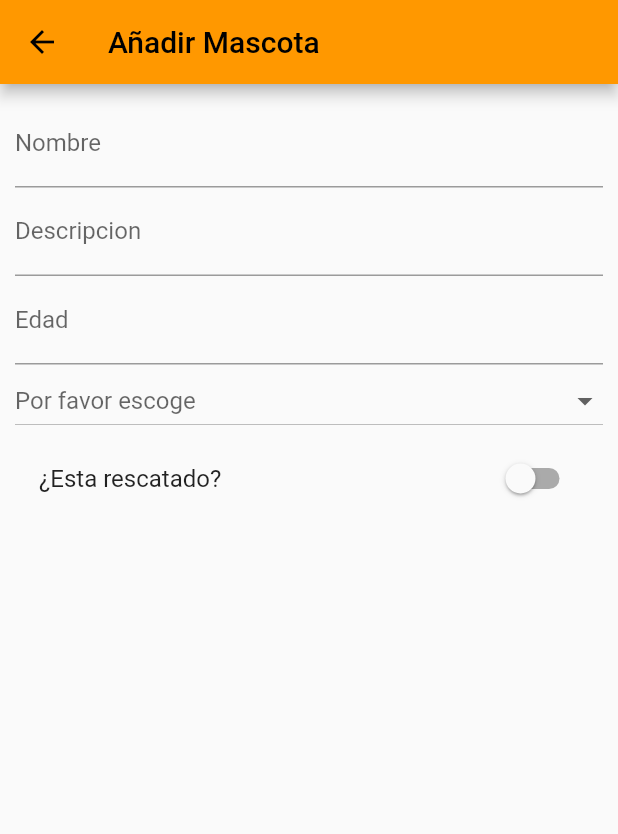
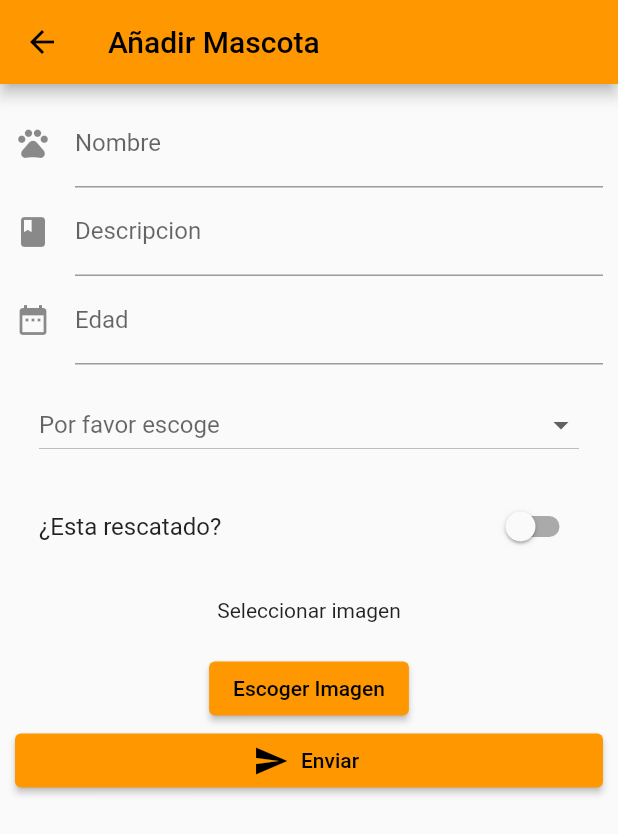
Before and after one commit to memoadian/curso_flutter_octubre, a Flutter app: the AddPetPage screen opened by its route, on a phone screen of 412 x 824 dp. Shown: the top 834 px of the screen. Run offline on Flutter 3.47's test engine with Material 2 defaults, Android fonts, the phone set to English and light mode, and no system bars; our stand-ins replace form_field_validator, image_picker; network calls fail.

Commit message:
actualización jueves

```diff
--- a/lib/routes/add_pet_page.dart
+++ b/lib/routes/add_pet_page.dart
@@ -1,4 +1,6 @@
+import 'dart:io';
 import 'package:flutter/material.dart';
+import 'package:form_field_validator/form_field_validator.dart';
 import 'package:image_picker/image_picker.dart';
 
 class AddPetPage extends StatelessWidget {
@@ -27,36 +29,60 @@ class _FormAddPetState extends State<FormAddPet> {
   String? _selectedType = "Por favor escoge";
   bool _rescue = false;
 
+  XFile? _imageFile;
+  ImagePicker _picker = ImagePicker();
+  dynamic _pickImageError;
+
+  GlobalKey<FormState> _formKey = GlobalKey();
+
   @override
   Widget build(BuildContext context) {
     return SingleChildScrollView(
       child: Form(
+        key: _formKey,
         child: Container(
           padding: const EdgeInsets.all(10),
           child: Column(
             children: [
               TextFormField(
+                validator: MultiValidator([
+                  RequiredValidator(
+                    errorText: "Este campo es requerido",
+                  ),
+                  MinLengthValidator(
+                    8,
+                    errorText: "Este campo debe ser un correo",
+                  ),
+                ]),
                 decoration: const InputDecoration(
+                  icon: Icon(Icons.pets),
                   hintText: "Nombre",
                   labelText: "Nombre",
                 ),
               ),
               TextFormField(
+                validator:
+                    RequiredValidator(errorText: "error campo necesario"),
                 keyboardType: TextInputType.multiline,
                 maxLines: null,
                 decoration: const InputDecoration(
+                  icon: Icon(Icons.book),
                   hintText: "Descripcion",
                   labelText: "Descripcion",
                 ),
               ),
               TextFormField(
+                validator: (v) => _validAge(v, "Edad no es numérica"),
                 keyboardType: TextInputType.number,
                 decoration: const InputDecoration(
+                  icon: Icon(Icons.date_range),
                   hintText: "Edad",
                   labelText: "Edad",
                 ),
               ),
-              DropdownButton(
+              Padding(
+                  padding: const EdgeInsets.all(16),
+                  child: DropdownButton(
                     hint: Text("$_selectedType"),
                     isExpanded: true,
                     onChanged: (String? value) {
@@ -72,7 +98,7 @@ class _FormAddPetState extends State<FormAddPet> {
                           ),
                         )
                         .toList(),
-              ),
+                  )),
               SwitchListTile(
                 title: const Text("¿Esta rescatado?"),
                 value: _rescue,
@@ -81,6 +107,15 @@ class _FormAddPetState extends State<FormAddPet> {
                     _rescue = value;
                   });
                 },
+              ),
+              _chooseImage(context),
+              SizedBox(
+                width: double.infinity,
+                child: ElevatedButton.icon(
+                  icon: const Icon(Icons.send),
+                  onPressed: () => _validateForm(),
+                  label: const Text("Enviar"),
+                ),
               )
             ],
           ),
@@ -88,4 +123,75 @@ class _FormAddPetState extends State<FormAddPet> {
       ),
     );
   }
+
+  String? _validAge(String? value, String message) {
+    //validar edad
+    String patttern = r'(^[0-9]+$)'; //usamos un regex para 2 digitos
+    RegExp regExp = RegExp(patttern); //instanciamos la clase
+    if (value!.isEmpty) {
+      //validamos primero si no esun input vacío
+      return message; //retornamos el mensaje personalizado
+    } else if (!regExp.hasMatch(value)) {
+      //validamos si el contenido hace match
+      return 'La edad debe ser un número'; //retornamos mensaje por defecto
+    } else {
+      //si todo está bien
+      return null; //retornamos null
     }
+  }
+
+  String? _validReq(String? v) {
+    return (v!.isEmpty) ? "Este campo es obligatorio" : null;
+  }
+
+  void _validateForm() {
+    _formKey.currentState?.validate();
+  }
+
+  Widget _imageDefault() {
+    return FutureBuilder<File>(
+      builder: (context, _) {
+        return Container(
+          padding: const EdgeInsets.all(20),
+          child: _imageFile == null
+              ? const Text("Seleccionar imagen")
+              : Image.file(
+                  File(_imageFile!.path),
+                  width: 300,
+                  height: 150,
+                ),
+        );
+      },
+    );
+  }
+
+  void _pickImage(ImageSource source) async {
+    try {
+      final _pickedFile = await _picker.pickImage(source: source);
+      setState(() {
+        _imageFile = _pickedFile;
+      });
+    } catch (e) {
+      setState(() {
+        _pickImageError = e;
+      });
+      print(_pickImageError);
+    }
+  }
+
+  Widget _chooseImage(BuildContext context) {
+    return Center(
+      child: Column(
+        children: [
+          _imageDefault(),
+          ElevatedButton(
+            onPressed: () {
+              _pickImage(ImageSource.camera);
+            },
+            child: const Text("Escoger Imagen"),
+          ),
+        ],
+      ),
+    );
+  }
+}
--- a/lib/routes/admin_pet_page.dart
+++ b/lib/routes/admin_pet_page.dart
@@ -1,5 +1,5 @@
 import 'package:flutter/material.dart';
-import 'package:mi_proyecto/widgets/Drawer.dart';
+import 'package:mi_proyecto/widgets/pets_list.dart';
 
 class AdminPetPage extends StatefulWidget {
   const AdminPetPage({Key? key}) : super(key: key);
--- a/pubspec.yaml
+++ b/pubspec.yaml
@@ -30,6 +30,8 @@ dependencies:
   flutter:
     sdk: flutter
   image_picker: ^0.8.4+2
+  form_field_validator: ^1.1.0
+  http: ^0.13.4
 
   # The following adds the Cupertino Icons font to your application.
   # Use with the CupertinoIcons class for iOS style icons.
```
Also changed, not shown: lib/main.dart (+0 -19 lines), lib/models_api/pet.dart (added, +37 -0 lines), lib/routes/home_pet_page.dart (+2 -8 lines), lib/widgets/Drawer.dart (deleted, +0 -64 lines), lib/widgets/pets_list.dart (added, +65 -0 lines), pubspec.lock. Lines whose indentation alone changed are shown as unchanged.
